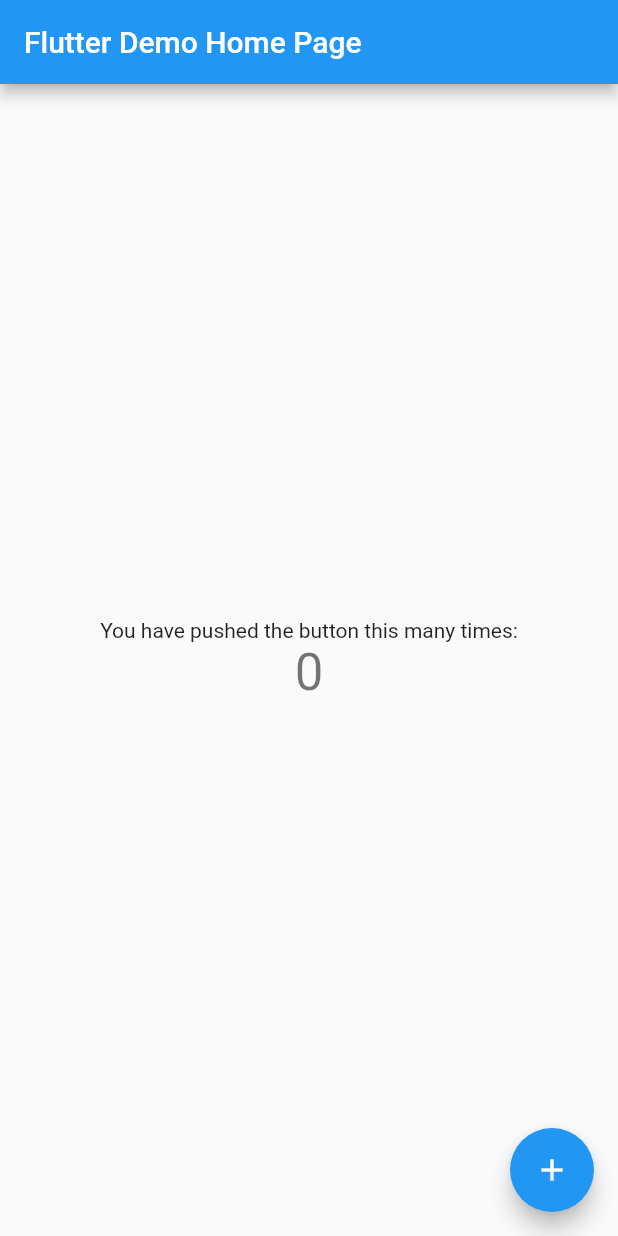
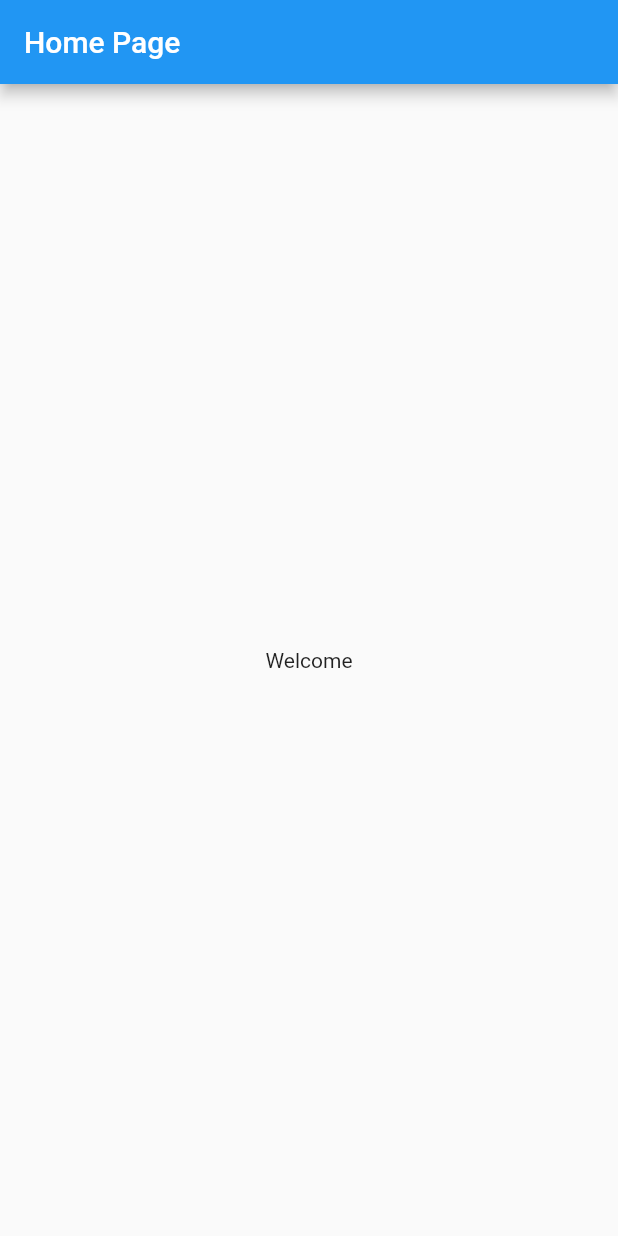
Before and after one commit to Seedorf-Rai/Dog_API_fetching, a Flutter app: the screen it shows after launch, on a phone screen of 412 x 824 dp. Run offline on Flutter 3.47's test engine with Material 2 defaults, Android fonts, the phone set to English and light mode, and no system bars; our stand-ins replace get.

Commit message:
Home PAge Added

```diff
--- a/lib/main.dart
+++ b/lib/main.dart
@@ -1,3 +1,4 @@
+import 'package:dog_api_fetching/view/home.dart';
 import 'package:flutter/material.dart';
 import 'package:get/get.dart';
 
@@ -12,7 +13,8 @@
   @override
   Widget build(BuildContext context) {
     return GetMaterialApp(
-      title: 'Flutter Demo',
+      debugShowCheckedModeBanner: false,
+      title: 'Dog App',
       theme: ThemeData(
         // This is the theme of your application.
         //
@@ -25,7 +27,7 @@
         // is not restarted.
         primarySwatch: Colors.blue,
       ),
-      home: const MyHomePage(title: 'Flutter Demo Home Page'),
+      home: const HomeView(),
     );
   }
 }
--- /dev/null
+++ b/lib/view/home.dart
@@ -0,0 +1,19 @@
+import 'package:flutter/material.dart';
+
+class HomeView extends StatelessWidget {
+  const HomeView({Key? key}) : super(key: key);
+
+  @override
+  Widget build(BuildContext context) {
+    return SafeArea(
+      child: Scaffold(
+        appBar: AppBar(
+          title: const Text("Home Page"),
+        ),
+        body: const Center(
+          child: Text("Welcome"),
+        ),
+      ),
+    );
+  }
+}
```
